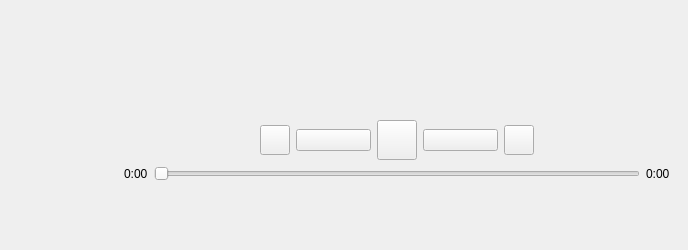
Before: the Qt Designer form ui/TransportWidget.ui in nichilum/nimamp, drawn with Qt 5.
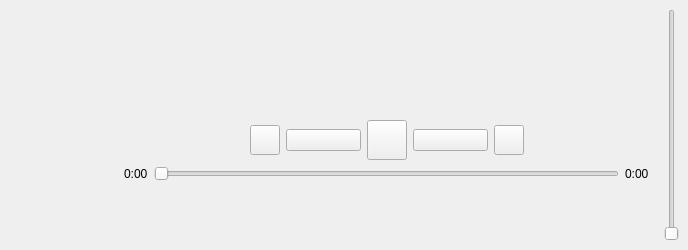
After: the same form once the commit is applied. Icons and pictures are not drawn.

```diff
--- a/ui/TransportWidget.ui
+++ b/ui/TransportWidget.ui
@@ -324,6 +324,13 @@
         </layout>
        </widget>
       </item>
+      <item>
+       <widget class="QSlider" name="volumeSlider">
+        <property name="orientation">
+         <enum>Qt::Orientation::Vertical</enum>
+        </property>
+       </widget>
+      </item>
      </layout>
     </widget>
    </item>
```
